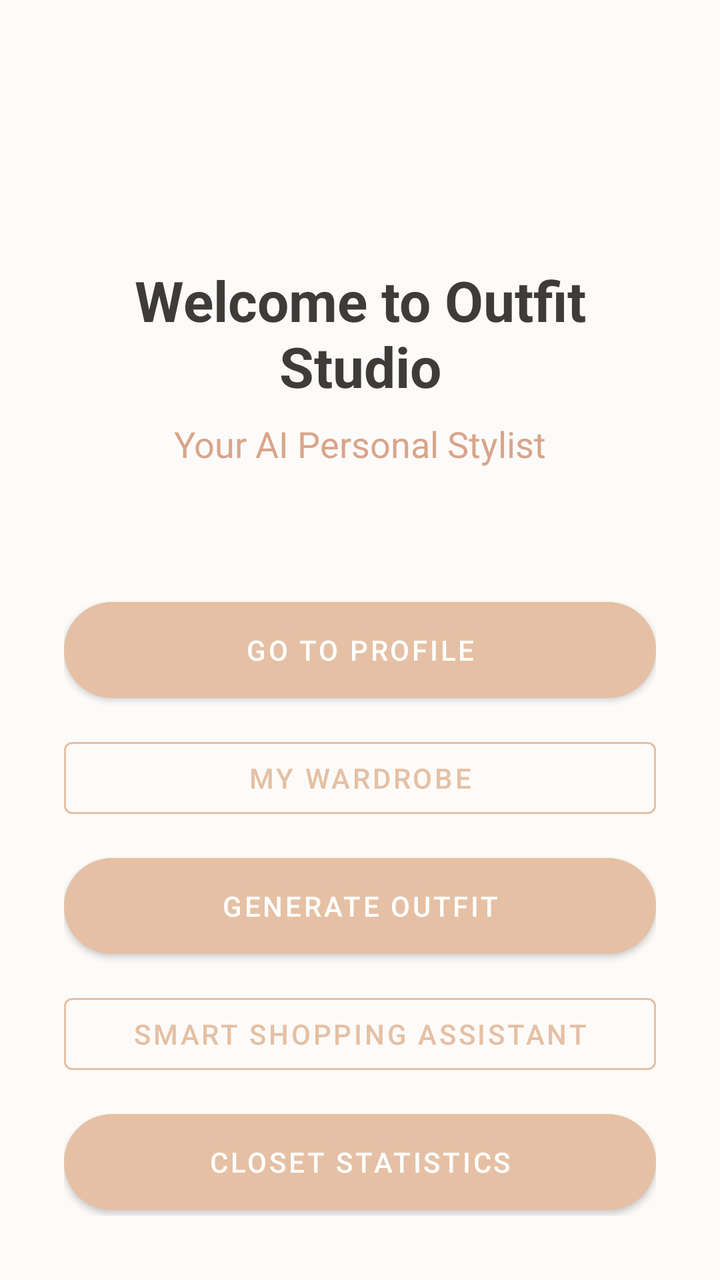
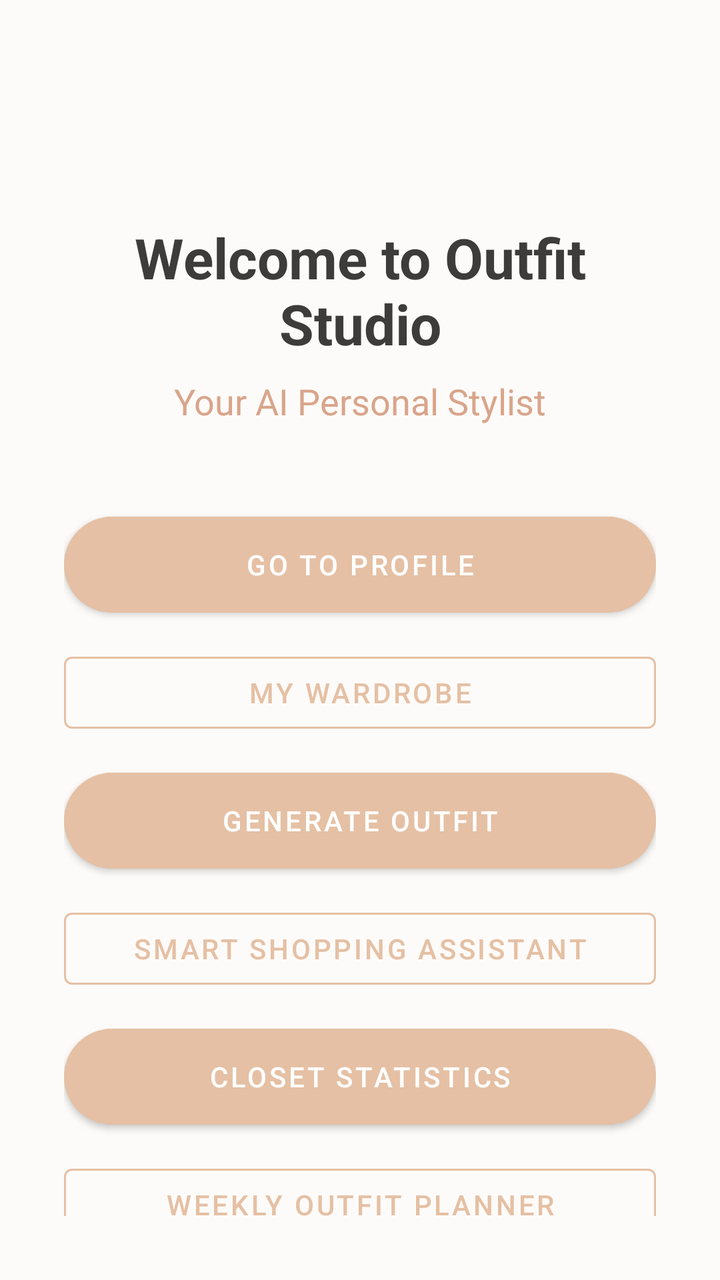

An Android layout rendered at two revisions. The XML below is the earlier revision; the diff shows what the commit changed to produce the second picture.
<!-- AndroidManifest.xml: application theme Theme.OutfitStudio -->
<!-- res/layout/activity_home.xml -->
<?xml version="1.0" encoding="utf-8"?>
<androidx.constraintlayout.widget.ConstraintLayout xmlns:android="http://schemas.android.com/apk/res/android"
    xmlns:app="http://schemas.android.com/apk/res-auto"
    android:layout_width="match_parent"
    android:layout_height="match_parent"
    android:background="@color/background"
    android:padding="32dp">

    <TextView
        android:id="@+id/tvWelcome"
        android:layout_width="wrap_content"
        android:layout_height="wrap_content"
        android:text="Welcome to Outfit Studio"
        android:textSize="28sp"
        android:textStyle="bold"
        android:textColor="@color/on_background"
        android:textAlignment="center"
        app:layout_constraintTop_toTopOf="parent"
        app:layout_constraintBottom_toTopOf="@id/btnProfile"
        app:layout_constraintStart_toStartOf="parent"
        app:layout_constraintEnd_toEndOf="parent"
        app:layout_constraintVertical_chainStyle="packed"/>
        
    <TextView
        android:id="@+id/tvSubtitle"
        android:layout_width="wrap_content"
        android:layout_height="wrap_content"
        android:text="Your AI Personal Stylist"
        android:textSize="18sp"
        android:textColor="@color/primary_variant"
        app:layout_constraintTop_toBottomOf="@id/tvWelcome"
        app:layout_constraintStart_toStartOf="parent"
        app:layout_constraintEnd_toEndOf="parent"
        android:layout_marginTop="8dp"/>

    <Button
        android:id="@+id/btnProfile"
        android:layout_width="match_parent"
        android:layout_height="wrap_content"
        android:text="Go to Profile"
        android:textColor="@color/on_primary"
        android:background="@drawable/bg_button_rounded"
        app:backgroundTint="@null"
        app:layout_constraintTop_toBottomOf="@id/tvSubtitle"
        app:layout_constraintBottom_toTopOf="@id/btnWardrobe"
        app:layout_constraintVertical_chainStyle="packed"
        android:layout_marginTop="64dp"/>

    <Button
        android:id="@+id/btnWardrobe"
        android:layout_width="match_parent"
        android:layout_height="wrap_content"
        android:text="My Wardrobe"
        android:textColor="@color/primary"
        style="@style/Widget.MaterialComponents.Button.OutlinedButton"
        app:strokeColor="@color/primary"
        app:layout_constraintTop_toBottomOf="@id/btnProfile"
        app:layout_constraintBottom_toTopOf="@id/btnGenerateOutfit"
        android:layout_marginTop="16dp"/>

    <Button
        android:id="@+id/btnGenerateOutfit"
        android:layout_width="match_parent"
        android:layout_height="wrap_content"
        android:text="Generate Outfit"
        android:textColor="@color/on_primary"
        android:background="@drawable/bg_button_rounded"
        app:backgroundTint="@null"
        app:layout_constraintTop_toBottomOf="@id/btnWardrobe"
        app:layout_constraintBottom_toTopOf="@id/btnSmartShopping"
        android:layout_marginTop="16dp"/>

    <Button
        android:id="@+id/btnSmartShopping"
        android:layout_width="match_parent"
        android:layout_height="wrap_content"
        android:text="Smart Shopping Assistant"
        android:textColor="@color/primary"
        style="@style/Widget.MaterialComponents.Button.OutlinedButton"
        app:strokeColor="@color/primary"
        app:layout_constraintTop_toBottomOf="@id/btnGenerateOutfit"
        app:layout_constraintBottom_toTopOf="@id/btnClosetStatistics"
        android:layout_marginTop="16dp"/>

    <Button
        android:id="@+id/btnClosetStatistics"
        android:layout_width="match_parent"
        android:layout_height="wrap_content"
        android:text="Closet Statistics"
        android:textColor="@color/on_primary"
        android:background="@drawable/bg_button_rounded"
        app:backgroundTint="@null"
        app:layout_constraintTop_toBottomOf="@id/btnSmartShopping"
        app:layout_constraintBottom_toBottomOf="parent"
        android:layout_marginTop="16dp"/>

</androidx.constraintlayout.widget.ConstraintLayout>
<!-- resources referenced by this layout -->
<resources>
  <color name="background">#FDFBF9</color>
  <color name="on_background">#3E3C3A</color>
  <color name="on_primary">#FFFFFF</color>
  <color name="primary">#E5C0A4</color>
  <color name="primary_variant">#D8A58B</color>
  <!-- drawable bg_button_rounded (drawable) -->
  <?xml version="1.0" encoding="utf-8"?>
  <shape xmlns:android="http://schemas.android.com/apk/res/android"
      android:shape="rectangle">
      <solid android:color="@color/primary"/>
      <corners android:radius="24dp"/>
  </shape>
  <style name="Theme.OutfitStudio" parent="Theme.MaterialComponents.Light.NoActionBar">
          <item name="android:textColor">@color/on_background</item>
          <item name="android:textColorHint">@color/text_hint</item>
          
          <item name="colorPrimary">@color/primary</item>
          <item name="colorPrimaryVariant">@color/primary_variant</item>
          <item name="colorOnPrimary">@color/on_primary</item>
          
          <item name="colorSecondary">@color/primary</item>
          <item name="colorSecondaryVariant">@color/primary_variant</item>
          <item name="colorOnSecondary">@color/on_primary</item>
          
          <item name="android:colorBackground">@color/background</item>
          <item name="colorSurface">@color/surface</item>
          
          <item name="android:statusBarColor">@color/background</item>
          <item name="android:windowLightStatusBar">true</item>
      </style>
  <color name="text_hint">#A09D9B</color>
  <color name="surface">#FFFFFF</color>
</resources>

<!-- the commit's change to res/layout/activity_home.xml (unified diff, before → after) -->
@@ -91,6 +91,18 @@
         android:background="@drawable/bg_button_rounded"
         app:backgroundTint="@null"
         app:layout_constraintTop_toBottomOf="@id/btnSmartShopping"
+        app:layout_constraintBottom_toTopOf="@id/btnWeeklyPlanner"
+        android:layout_marginTop="16dp"/>
+
+    <Button
+        android:id="@+id/btnWeeklyPlanner"
+        android:layout_width="match_parent"
+        android:layout_height="wrap_content"
+        android:text="Weekly Outfit Planner"
+        android:textColor="@color/primary"
+        style="@style/Widget.MaterialComponents.Button.OutlinedButton"
+        app:strokeColor="@color/primary"
+        app:layout_constraintTop_toBottomOf="@id/btnClosetStatistics"
         app:layout_constraintBottom_toBottomOf="parent"
         android:layout_marginTop="16dp"/>
 
